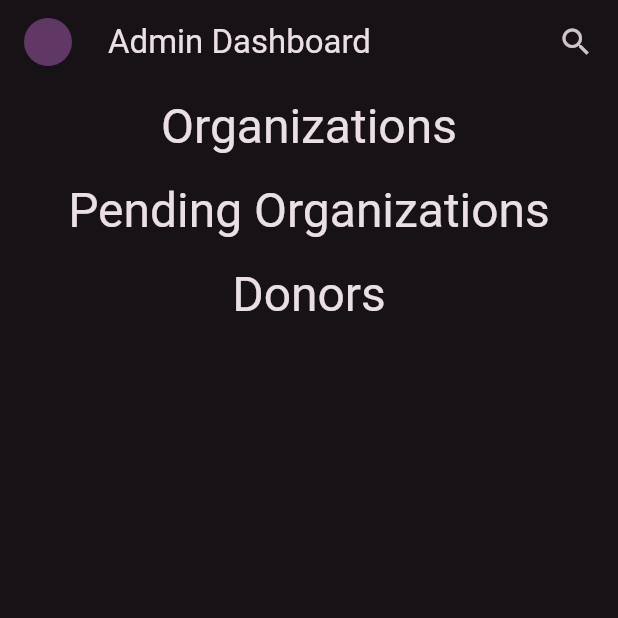
After one commit to sadgezy/cmsc23-project, a Flutter app: the AdminScreen screen opened directly, on a phone screen of 412 x 824 dp, the top half of it. The commit adds this screen. Run offline on Flutter 3.47's test engine with Material 3 defaults, Android fonts, the phone set to English and light mode, and no system bars; our stand-ins replace cloud_firestore, firebase_auth, firebase_core, firebase_storage, flutter_svg, image_picker; accounts and stored records are empty.

Commit message:
feat: added admin_page

```diff
--- /dev/null
+++ b/elbi_donation_system/lib/screens/adminpage_screen.dart
@@ -0,0 +1,232 @@
+import 'package:cloud_firestore/cloud_firestore.dart';
+import 'package:flutter/material.dart';
+import 'package:provider/provider.dart';
+import 'package:elbi_donation_system/custom_widgets/eds_listtile.dart';
+import 'package:elbi_donation_system/providers/orgs_provider.dart';
+import 'package:elbi_donation_system/providers/auth_provider.dart';
+import 'package:elbi_donation_system/api/firebase_donors_api.dart';
+
+class AdminScreen extends StatelessWidget {
+  const AdminScreen({super.key});
+
+  Drawer getDrawer(BuildContext context) {
+    // final displayName = Provider.of<UserAuthProvider>(context, listen: false)
+    //     .getUserDisplayName();
+    return Drawer(
+      child: ListView(
+        padding: EdgeInsets.zero,
+        children: [
+          DrawerHeader(child: Text('Hello, ADMIN')),
+          ListTile(
+            title: const Text('Donations'),
+            onTap: () {
+              Navigator.pop(context);
+              Navigator.pushNamed(context, "/");
+            },
+          ),
+          ListTile(
+            title: const Text('Logout'),
+            onTap: () {
+              context.read<UserAuthProvider>().signOut();
+              Navigator.pop(context);
+            },
+          ),
+        ],
+      ),
+    );
+  }
+
+  @override
+  Widget build(BuildContext context) {
+    final firebaseDonorsAPI = FirebaseDonorsAPI();
+
+    return Scaffold(
+      drawer: getDrawer(context),
+      appBar: AppBar(
+        leading: Padding(
+          padding: const EdgeInsets.fromLTRB(16, 8, 8, 8),
+          child: Builder(
+            builder: (context) => InkWell(
+              onTap: () => Scaffold.of(context).openDrawer(),
+              child: Builder(
+                builder: (context) {
+                  final initials =
+                      Provider.of<UserAuthProvider>(context, listen: false)
+                          .getUserInitials();
+                  return InkWell(
+                    onTap: () => Scaffold.of(context).openDrawer(),
+                    child: CircleAvatar(
+                      child: Text(initials),
+                    ),
+                  );
+                },
+              ),
+            ),
+          ),
+        ),
+        title: const Text("Admin Dashboard"),
+        actions: const [
+          Padding(
+            padding: EdgeInsets.all(16.0),
+            child: Icon(Icons.search),
+          )
+        ],
+      ),
+      body: SingleChildScrollView(
+        child: Column(
+          children: [
+            // Section for viewing organizations and donations
+            Padding(
+              padding: const EdgeInsets.all(8.0),
+              child: Text("Organizations",
+                  style: Theme.of(context).textTheme.headlineLarge),
+            ),
+            StreamBuilder<QuerySnapshot>(
+              stream: Provider.of<OrgsProvider>(context).orgs,
+              builder: (context, snapshot) {
+                if (snapshot.connectionState == ConnectionState.waiting) {
+                  return const Center(child: CircularProgressIndicator());
+                } else if (snapshot.hasError) {
+                  return const Center(child: Text('Error'));
+                } else {
+                  return ListView.builder(
+                    shrinkWrap: true,
+                    physics: const NeverScrollableScrollPhysics(),
+                    itemCount: snapshot.data?.docs.length ?? 0,
+                    itemBuilder: (context, index) {
+                      var org = snapshot.data?.docs[index];
+                      return FutureBuilder<String>(
+                        future:
+                            Provider.of<OrgsProvider>(context, listen: false)
+                                .getImageUrl(org?['orgLogo']),
+                        builder: (context, snapshot) {
+                          if (snapshot.connectionState ==
+                              ConnectionState.waiting) {
+                            return const Center(
+                                child: CircularProgressIndicator());
+                          } else if (snapshot.hasError) {
+                            return const Center(
+                                child: Text('Error loading image'));
+                          } else {
+                            return InkWell(
+                              onTap: () {
+                                // Navigator.pushNamed(
+                                //   context,
+                                //   '/donate',
+                                //   arguments: org?.id,
+                                // );
+                              },
+                              child: EDSListTile(
+                                logoUrl: snapshot.data!,
+                                title: org?['orgName'],
+                                subtitle: org?['orgMotto'],
+                              ),
+                            );
+                          }
+                        },
+                      );
+                    },
+                  );
+                }
+              },
+            ),
+            // Section for approving organization sign up
+            Padding(
+              padding: const EdgeInsets.all(8.0),
+              child: Text("Pending Organizations",
+                  style: Theme.of(context).textTheme.headlineLarge),
+            ),
+            StreamBuilder<QuerySnapshot>(
+              stream: FirebaseFirestore.instance
+                  .collection('donor_view')
+                  .where('is_org', isEqualTo: true)
+                  .snapshots(),
+              builder: (context, snapshot) {
+                if (snapshot.connectionState == ConnectionState.waiting) {
+                  return const Center(child: CircularProgressIndicator());
+                } else if (snapshot.hasError) {
+                  return const Center(child: Text('Error'));
+                } else {
+                  return ListView.builder(
+                    shrinkWrap: true,
+                    physics: const NeverScrollableScrollPhysics(),
+                    itemCount: snapshot.data?.docs.length ?? 0,
+                    itemBuilder: (context, index) {
+                      var org = snapshot.data?.docs[index];
+                      return ListTile(
+                        title: Text(org?['name']),
+                        subtitle: Text(org?['email']),
+                        // title: Text(org?['orgName']),
+                        // subtitle: Text(org?['orgMotto']),
+                        trailing: Row(
+                          mainAxisSize: MainAxisSize.min,
+                          children: [
+                            IconButton(
+                              icon: const Icon(Icons.check),
+                              onPressed: () async {
+                                Provider.of<OrgsProvider>(context,
+                                    listen: false);
+                                // .approveOrganization(org?.id);
+                              },
+                            ),
+                            IconButton(
+                              icon: const Icon(Icons.close),
+                              onPressed: () async {
+                                Provider.of<OrgsProvider>(context,
+                                    listen: false);
+                                // .rejectOrganization(org?.id);
+                              },
+                            ),
+                          ],
+                        ),
+                      );
+                    },
+                  );
+                }
+              },
+            ),
+            // Section for viewing all donors
+            Padding(
+              padding: const EdgeInsets.all(8.0),
+              child: Text("Donors",
+                  style: Theme.of(context).textTheme.headlineLarge),
+            ),
+            StreamBuilder<QuerySnapshot>(
+              stream: FirebaseFirestore.instance
+                  .collection('donor_view')
+                  .where('is_org', isEqualTo: false)
+                  .snapshots(),
+              builder: (context, snapshot) {
+                if (snapshot.connectionState == ConnectionState.waiting) {
+                  return const Center(child: CircularProgressIndicator());
+                } else if (snapshot.hasError) {
+                  return const Center(child: Text('Error'));
+                } else {
+                  return ListView.builder(
+                    shrinkWrap: true,
+                    // physics: ScrollPhysics(),
+                    physics: const NeverScrollableScrollPhysics(),
+                    itemCount: snapshot.data?.docs.length ?? 0,
+                    itemBuilder: (context, index) {
+                      var donor = snapshot.data?.docs[index];
+                      return ListTile(
+                        title: Text(donor?['name']),
+                        subtitle: Text(donor?['email']),
+                        trailing: IconButton(
+                          icon: const Icon(Icons.delete),
+                          onPressed: () {
+                            firebaseDonorsAPI.deleteDonor(donor?.id);
+                          },
+                        ),
+                      );
+                    },
+                  );
+                }
+              },
+            ),
+          ],
+        ),
+      ),
+    );
+  }
+}
--- a/elbi_donation_system/lib/screens/signinpage_screen.dart
+++ b/elbi_donation_system/lib/screens/signinpage_screen.dart
@@ -160,7 +160,7 @@ class _SignInPageState extends State<SignInPage> {
                 .authService
                 .signIn(email!, password!);
 
-            print(test1);
+            print("Submit button: ${test1}");
             print(showSignInErrorMessage);
 
             setState(
```
Also changed, not shown: elbi_donation_system/lib/api/firebase_auth_api.dart (+13 -5 lines), elbi_donation_system/lib/api/firebase_donors_api.dart (added, +26 -0 lines), elbi_donation_system/lib/screens/bypass_screen.dart (+12 -2 lines).
